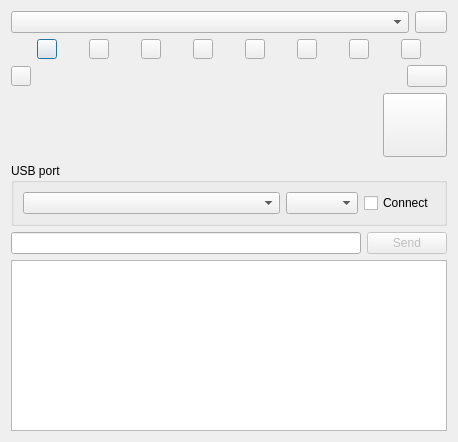
Above: hardware/dialogcollarsim.ui from IvanTsantsarov/herdmind-simulator before the change. Below: the same form after it.
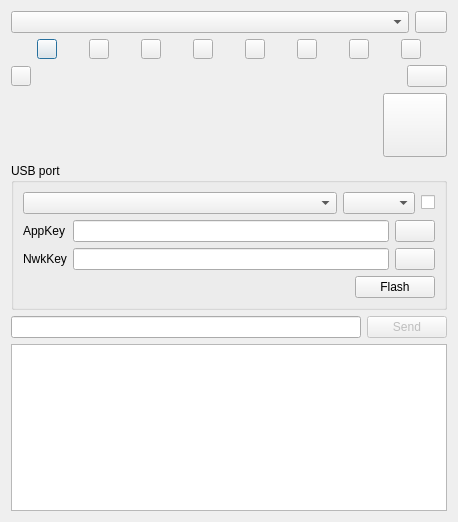
That is the form after the change. Icons and pictures are not drawn. Custom widgets are drawn as their Qt base class.

```diff
--- a/hardware/dialogcollarsim.ui
+++ b/hardware/dialogcollarsim.ui
@@ -7,7 +7,7 @@
     <x>0</x>
     <y>0</y>
     <width>458</width>
-    <height>442</height>
+    <height>522</height>
    </rect>
   </property>
   <property name="maximumSize">
@@ -368,7 +368,7 @@
        <property name="title">
         <string>USB port</string>
        </property>
-       <layout class="QHBoxLayout" name="horizontalLayout_7">
+       <layout class="QVBoxLayout" name="verticalLayout_3">
         <item>
          <layout class="QHBoxLayout" name="horizontalLayout_6">
           <item>
@@ -381,17 +381,120 @@
             </property>
            </widget>
           </item>
+          <item>
+           <widget class="QComboBox" name="comboBaudrate"/>
+          </item>
+          <item>
+           <widget class="QCheckBox" name="checkConnect">
+            <property name="toolTip">
+             <string>Connect to selected port</string>
+            </property>
+            <property name="text">
+             <string/>
+            </property>
+            <property name="icon">
+             <iconset resource="../res/res.qrc">
+              <normaloff>:/usb-cable.svg</normaloff>:/usb-cable.svg</iconset>
+            </property>
+           </widget>
+          </item>
          </layout>
         </item>
         <item>
-         <widget class="QComboBox" name="comboBaudrate"/>
+         <layout class="QGridLayout" name="gridLayout">
+          <item row="1" column="2">
+           <widget class="QPushButton" name="btnGenNKey">
+            <property name="sizePolicy">
+             <sizepolicy hsizetype="Maximum" vsizetype="Maximum">
+              <horstretch>0</horstretch>
+              <verstretch>0</verstretch>
+             </sizepolicy>
+            </property>
+            <property name="toolTip">
+             <string>Generate Nwk Key</string>
+            </property>
+            <property name="text">
+             <string/>
+            </property>
+            <property name="icon">
+             <iconset resource="../res/res.qrc">
+              <normaloff>:/gears.svg</normaloff>:/gears.svg</iconset>
+            </property>
+           </widget>
+          </item>
+          <item row="1" column="1">
+           <widget class="QLineEdit" name="editNKey">
+            <property name="toolTip">
+             <string>Network key</string>
+            </property>
+           </widget>
+          </item>
+          <item row="1" column="0">
+           <widget class="QLabel" name="label">
+            <property name="text">
+             <string>NwkKey</string>
+            </property>
+           </widget>
+          </item>
+          <item row="0" column="0">
+           <widget class="QLabel" name="label_2">
+            <property name="text">
+             <string>AppKey</string>
+            </property>
+           </widget>
+          </item>
+          <item row="0" column="1">
+           <widget class="QLineEdit" name="editAKey">
+            <property name="toolTip">
+             <string>App key</string>
+            </property>
+           </widget>
+          </item>
+          <item row="0" column="2">
+           <widget class="QPushButton" name="btnGenAKey">
+            <property name="sizePolicy">
+             <sizepolicy hsizetype="Maximum" vsizetype="Maximum">
+              <horstretch>0</horstretch>
+              <verstretch>0</verstretch>
+             </sizepolicy>
+            </property>
+            <property name="toolTip">
+             <string>Generate App Key</string>
+            </property>
+            <property name="text">
+             <string/>
+            </property>
+            <property name="icon">
+             <iconset resource="../res/res.qrc">
+              <normaloff>:/gears.svg</normaloff>:/gears.svg</iconset>
+            </property>
+           </widget>
+          </item>
+         </layout>
         </item>
         <item>
-         <widget class="QCheckBox" name="checkConnect">
-          <property name="text">
-           <string>Connect</string>
-          </property>
-         </widget>
+         <layout class="QHBoxLayout" name="horizontalLayout_7">
+          <item>
+           <spacer name="horizontalSpacer_2">
+            <property name="orientation">
+             <enum>Qt::Orientation::Horizontal</enum>
+            </property>
+            <property name="sizeHint" stdset="0">
+             <size>
+              <width>40</width>
+              <height>20</height>
+             </size>
+            </property>
+           </spacer>
+          </item>
+          <item>
+           <widget class="QPushButton" name="btnFlash">
+            <property name="text">
+             <string>Flash</string>
+            </property>
+           </widget>
+          </item>
+         </layout>
         </item>
        </layout>
       </widget>
```
